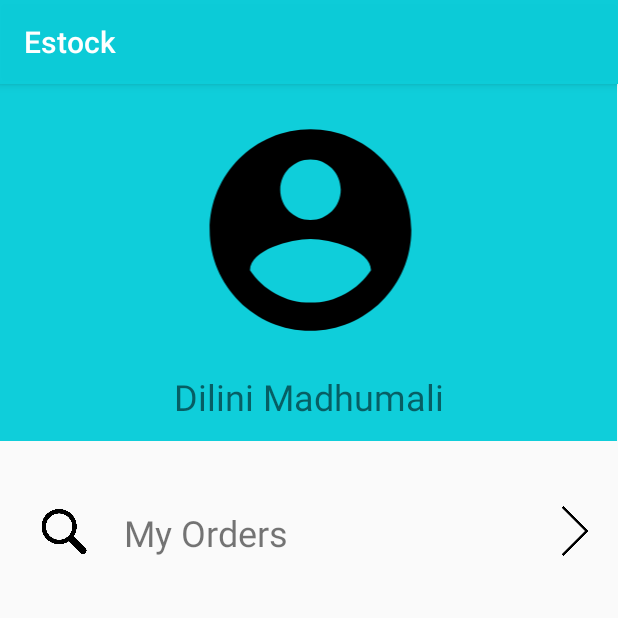
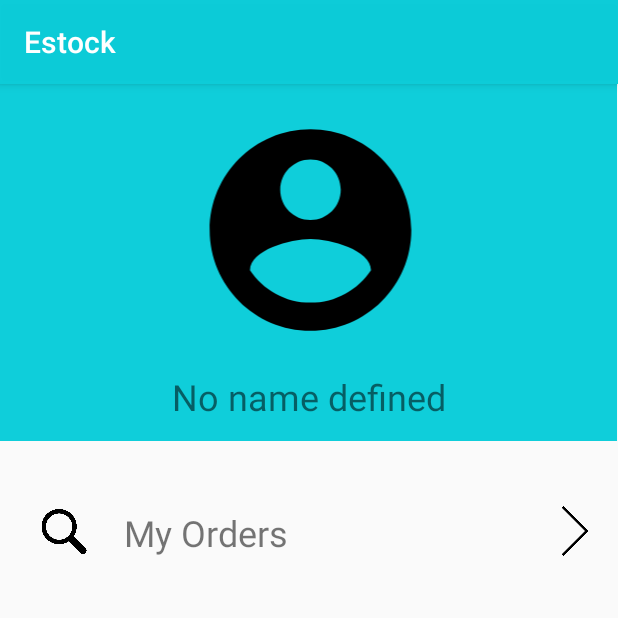
Before and after one commit to hasintha98/MAD-ESTOCK-V2, an Android app: the MyAccount screen opened directly, with no data from a screen before it, on a phone screen of 412 x 824 dp, the top half of it. Run offline under Robolectric (Android 15) with nearby library versions, the phone set to English and light mode, and no system bars.

Commit message:
Login-done(Admin)- Shared preference

```diff
--- a/app/src/main/java/com/example/estock/DatabaseHelper_Products.java
+++ b/app/src/main/java/com/example/estock/DatabaseHelper_Products.java
@@ -23,7 +23,7 @@ public class DatabaseHelper_Products extends SQLiteOpenHelper {
 
 
     public DatabaseHelper_Products(Context context) {
-        super(context, DATABASE_NAME, null, 1);
+        super(context, DATABASE_NAME, null, 2);
 
     }
 
--- a/app/src/main/java/com/example/estock/DatabaseHelper_SignUp.java
+++ b/app/src/main/java/com/example/estock/DatabaseHelper_SignUp.java
@@ -22,7 +22,7 @@ public class DatabaseHelper_SignUp extends SQLiteOpenHelper {
 
 
     public DatabaseHelper_SignUp(Context context) {
-        super(context, DATABASE_NAME, null, 1);
+        super(context, DATABASE_NAME, null, 2);
     }
 
     @Override
--- a/app/src/main/java/com/example/estock/MyAccount.java
+++ b/app/src/main/java/com/example/estock/MyAccount.java
@@ -3,6 +3,7 @@ package com.example.estock;
 import androidx.appcompat.app.AppCompatActivity;
 
 import android.content.Intent;
+import android.content.SharedPreferences;
 import android.os.Bundle;
 import android.view.View;
 import android.widget.ImageView;
@@ -12,6 +13,7 @@ import android.widget.Toast;
 public class MyAccount extends AppCompatActivity {
 
     ImageView Button_logout,Button_myprofile,Button_myorders;
+    public static final String MY_PREFS_NAME = "MyPrefsFile";
     @Override
     protected void onCreate(Bundle savedInstanceState) {
         super.onCreate(savedInstanceState);
@@ -23,12 +25,16 @@ public class MyAccount extends AppCompatActivity {
         Text_myprofile.setText(R.string.Text_myprofile);
         TextView Text_logout = findViewById(R.id.Text_Payment_Card_Number);
         Text_logout.setText(R.string.Text_logout);
-        TextView Text_profilename = findViewById(R.id.Text_Payment_Done);
-        Text_profilename.setText(R.string.Text_profilename);
+        TextView Text_profilename = findViewById(R.id.Text_Profile_name);
+        SharedPreferences prefs = getSharedPreferences(MY_PREFS_NAME, MODE_PRIVATE);
+        String Uname = prefs.getString("username", "No name defined");
+        Text_profilename.setText(Uname);
 
         Button_myorders = (ImageView) findViewById(R.id.Button_myorders);
         Button_myprofile = (ImageView) findViewById(R.id.Button_changeAddress);
         Button_logout = (ImageView) findViewById(R.id.Button_logout);
+
+
 
         Button_myprofile.setOnClickListener(new View.OnClickListener() {
             @Override
--- a/app/src/main/java/com/example/estock/MyProfile.java
+++ b/app/src/main/java/com/example/estock/MyProfile.java
@@ -19,7 +19,7 @@ public class MyProfile extends AppCompatActivity {
 
         TextView Text_myprofileheader = findViewById(R.id.Text_Payment_Name);
         Text_myprofileheader.setText(R.string.Text_myprofileheader);
-        TextView Text_profilename = findViewById(R.id.Text_Payment_Done);
+        TextView Text_profilename = findViewById(R.id.Text_Profile_name);
         Text_profilename.setText(R.string.Text_profilename);
         TextView Text_changename = findViewById(R.id.Text_Payment_Header2);
         Text_changename.setText(R.string.Text_changename);
--- a/app/src/main/java/com/example/estock/ProductPage.java
+++ b/app/src/main/java/com/example/estock/ProductPage.java
@@ -70,7 +70,7 @@ public class ProductPage extends AppCompatActivity {
 
         //Text_Product_ProductName.setText(data.getString(2));
         //double price = Double.parseDouble(Text_Product_Price.getText().toString());
-        int qtyOut = Integer.parseInt(EditText_Product_qty.toString());
+      //  int qtyOut = Integer.parseInt(EditText_Product_qty.toString());
        // double priceOut = Double.parseDouble(price);
 
       // double total = priceOut * (double)qtyOut;
--- a/app/src/main/java/com/example/estock/paymentPage.java
+++ b/app/src/main/java/com/example/estock/paymentPage.java
@@ -36,7 +36,7 @@ public class paymentPage extends AppCompatActivity {
         TextView Text_Payment_Cancel = findViewById(R.id.Text_Payment_Cancel);
         Text_Payment_Cancel.setText(R.string.Text_Payment_Cancel);
 
-        TextView Text_Payment_Done = findViewById(R.id.Text_Payment_Done);
+        TextView Text_Payment_Done = findViewById(R.id.Text_Profile_name);
         Text_Payment_Done.setText(R.string.Text_Payment_Done);
 
         TextView Text_Payment_Footer = findViewById(R.id.Text_Payment_Footer);
--- a/app/src/main/res/layout/activity_manage_account.xml
+++ b/app/src/main/res/layout/activity_manage_account.xml
@@ -66,7 +66,7 @@
         tools:ignore="MissingConstraints,VectorDrawableCompat" />
 
     <TextView
-        android:id="@+id/Text_Payment_Done"
+        android:id="@+id/Text_Profile_name"
         android:layout_width="wrap_content"
         android:layout_height="wrap_content"
         android:layout_marginStart="8dp"
--- a/app/src/main/res/layout/activity_my_profile.xml
+++ b/app/src/main/res/layout/activity_my_profile.xml
@@ -35,7 +35,7 @@
         tools:ignore="MissingConstraints,VectorDrawableCompat" />
 
     <TextView
-        android:id="@+id/Text_Payment_Done"
+        android:id="@+id/Text_Profile_name"
         android:layout_width="wrap_content"
         android:layout_height="wrap_content"
         android:layout_marginStart="8dp"
--- a/app/src/main/res/layout/activity_payment_page.xml
+++ b/app/src/main/res/layout/activity_payment_page.xml
@@ -293,13 +293,13 @@
             android:layout_marginRight="8dp"
             android:layout_marginBottom="8dp"
             app:layout_constraintBottom_toBottomOf="parent"
-            app:layout_constraintEnd_toStartOf="@+id/Text_Payment_Done"
+            app:layout_constraintEnd_toStartOf="@+id/Text_Profile_name"
             app:layout_constraintStart_toStartOf="parent"
             app:layout_constraintTop_toTopOf="parent"
             app:srcCompat="@drawable/payment_done_icon" />
 
         <TextView
-            android:id="@+id/Text_Payment_Done"
+            android:id="@+id/Text_Profile_name"
             android:layout_width="wrap_content"
             android:layout_height="wrap_content"
             android:layout_marginTop="8dp"
```
Also changed, not shown: app/src/main/java/com/example/estock/MainActivity.java (+16 -4 lines), app/src/main/java/com/example/estock/ProductListPage.java (+1 -16 lines), app/src/main/java/com/example/estock/SignInPageUpdated.java (+4 -4 lines), app/src/main/res/layout/content_main.xml (+0 -11 lines).
